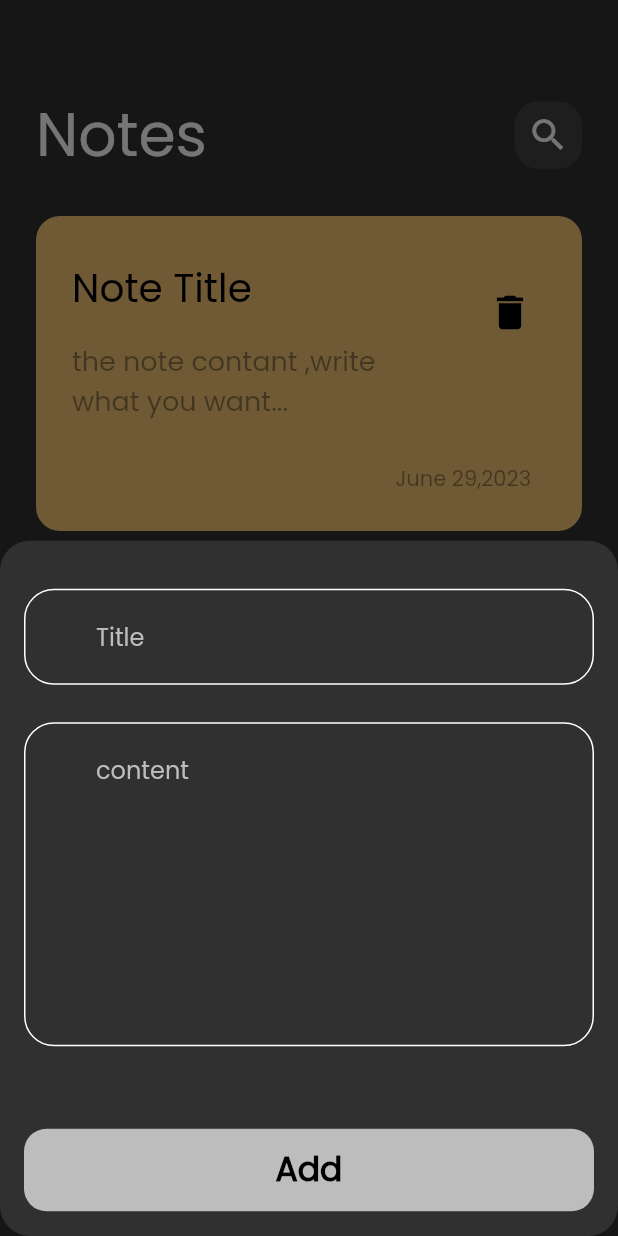
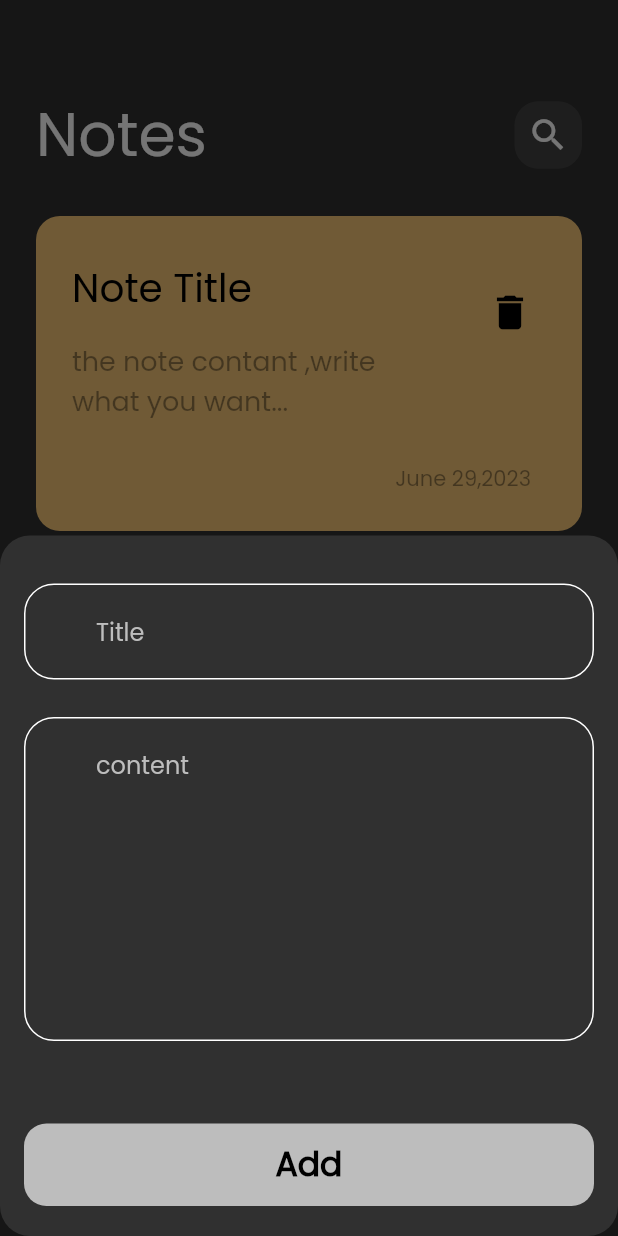
Before and after one commit to shehab-nabil/Notes_app, a Flutter app: the screen it shows after launch, after a tap on the "add" icon, on a phone screen of 412 x 824 dp. Run offline on Flutter 3.47's test engine with Material 2 defaults, Android fonts, the phone set to English and light mode, and no system bars; drawn by our look-alikes of modal_progress_hud_nsn; our stand-ins replace bloc, flutter_bloc, hive, hive_flutter; accounts and stored records are empty.

Commit message:
refactor addd note code

```diff
--- a/lib/bloc_observer.dart
+++ b/lib/bloc_observer.dart
@@ -1,16 +1,26 @@
-import 'package:bloc/bloc.dart';
 import 'package:flutter/rendering.dart';
+import 'package:flutter_bloc/flutter_bloc.dart';
 
 class MyBlocObserver extends BlocObserver {
   @override
+  void onCreate(BlocBase bloc) {
+    super.onCreate(bloc);
+    debugPrint('opened $bloc');
+  }
+
+  @override
+  void onClose(BlocBase<dynamic> bloc) {
+    super.onClose(bloc);
+    debugPrint('closed $bloc');
+  }
+
+  @override
   void onEvent(Bloc bloc, Object? event) {
     super.onEvent(bloc, event);
-    // TODO: implement onEvent
   }
 
   @override
   void onError(BlocBase bloc, Object error, StackTrace stackTrace) {
-    // TODO: implement onError
     super.onError(bloc, error, stackTrace);
   }
 
@@ -23,6 +33,5 @@ class MyBlocObserver extends BlocObserver {
   @override
   void onTransition(Bloc bloc, Transition transition) {
     super.onTransition(bloc, transition);
-    // TODO: implement onChange
   }
 }
--- a/lib/main.dart
+++ b/lib/main.dart
@@ -1,7 +1,6 @@
 import 'package:flutter/material.dart';
 import 'package:flutter_bloc/flutter_bloc.dart';
 import 'package:hive_flutter/adapters.dart';
-import 'package:notes_app/add_note_cubit/add_note_cubit.dart';
 import 'package:notes_app/bloc_observer.dart';
 import 'package:notes_app/constants.dart';
 import 'package:notes_app/views/notes_view.dart';
@@ -10,8 +9,8 @@ import 'models/note_model.dart';
 
 void main() async {
   await Hive.initFlutter();
+  Hive.registerAdapter(NoteModelAdapter());
   await Hive.openBox<NoteModel>(kNotesBox);
-  Hive.registerAdapter(NoteModelAdapter());
 
   Bloc.observer = MyBlocObserver();
 
@@ -23,18 +22,11 @@ class NoteApp extends StatelessWidget {
 
   @override
   Widget build(BuildContext context) {
-    return MultiBlocProvider(
-      providers: [
-        BlocProvider(
-          create: (context) => AddNoteCubit(),
-        ),
-      ],
-      child: MaterialApp(
-        debugShowCheckedModeBanner: false,
-        title: 'Flutter Demo',
-        theme: ThemeData(brightness: Brightness.dark, fontFamily: 'Poppins'),
-        home: const NoteView(),
-      ),
+    return MaterialApp(
+      debugShowCheckedModeBanner: false,
+      title: 'Flutter Demo',
+      theme: ThemeData(brightness: Brightness.dark, fontFamily: 'Poppins'),
+      home: const NoteView(),
     );
   }
 }
--- a/lib/views/notes_view.dart
+++ b/lib/views/notes_view.dart
@@ -11,6 +11,7 @@ class NoteView extends StatelessWidget {
       floatingActionButton: FloatingActionButton(
           onPressed: () {
             showModalBottomSheet(
+              isScrollControlled: true,
               shape: RoundedRectangleBorder(
                 borderRadius: BorderRadius.circular(20),
               ),
--- a/lib/views/widgets/add_note_bottom_sheet.dart
+++ b/lib/views/widgets/add_note_bottom_sheet.dart
@@ -1,6 +1,5 @@
 import 'package:flutter/material.dart';
 import 'package:flutter_bloc/flutter_bloc.dart';
-import 'package:modal_progress_hud_nsn/modal_progress_hud_nsn.dart';
 import 'package:notes_app/add_note_cubit/add_note_cubit.dart';
 
 import 'note_form.dart';
@@ -10,8 +9,8 @@ class CustomBottomSheet extends StatelessWidget {
 
   @override
   Widget build(BuildContext context) {
-    return Padding(
-      padding: const EdgeInsets.symmetric(horizontal: 16),
+    return BlocProvider(
+      create: (context) => AddNoteCubit(),
       child: BlocConsumer<AddNoteCubit, AddNoteState>(
         listener: (context, state) {
           if (state is AddNoteFailurerState) {
@@ -21,10 +20,17 @@ class CustomBottomSheet extends StatelessWidget {
           }
         },
         builder: (context, state) {
-          return ModalProgressHUD(
-            inAsyncCall: state is AddNoteloadingState ? true : false,
-            child: const SingleChildScrollView(child: AddNoteForm()),
-          );
+          return AbsorbPointer(
+              absorbing: state is AddNoteloadingState ? true : false,
+              child: Padding(
+                padding: EdgeInsets.only(
+                    left: 16.0,
+                    right: 16,
+                    bottom: MediaQuery.of(context).viewInsets.bottom),
+                child: const SingleChildScrollView(
+                  child: AddNoteForm(),
+                ),
+              ));
         },
       ),
     );
--- a/lib/views/widgets/custom_buttom.dart
+++ b/lib/views/widgets/custom_buttom.dart
@@ -10,7 +10,8 @@ class CustomCircularButtom extends StatelessWidget {
       this.backgroundColor = Colors.white,
       this.fontColor = Colors.white,
       this.radius = 10,
-      required this.onTap});
+      required this.onTap,
+      this.isLoading = false});
   final String label;
   final Color backgroundColor;
   final double height;
@@ -18,6 +19,7 @@ class CustomCircularButtom extends StatelessWidget {
   final Color fontColor;
   final double radius;
   final void Function() onTap;
+  final bool isLoading;
 
   @override
   Widget build(BuildContext context) {
@@ -30,7 +32,17 @@ class CustomCircularButtom extends StatelessWidget {
         ),
         width: width,
         height: height,
-        child: Center(
+        child: isLoading
+            ? const Center(
+                child: SizedBox(
+                  height: 25,
+                  width: 25,
+                  child: CircularProgressIndicator(
+                    color: Colors.black,
+                  ),
+                ),
+              )
+            : Center(
                 child: Text(
                 label,
                 style: TextStyle(
--- a/lib/views/widgets/note_form.dart
+++ b/lib/views/widgets/note_form.dart
@@ -56,7 +56,10 @@ class _AddNoteFormState extends State<AddNoteForm> {
           const SizedBox(
             height: 55,
           ),
-          CustomCircularButtom(
+          BlocBuilder<AddNoteCubit, AddNoteState>(
+            builder: (context, state) {
+              return CustomCircularButtom(
+                isLoading: state is AddNoteloadingState ? true : false,
                 width: MediaQuery.of(context).size.width,
                 height: 55,
                 label: 'Add',
@@ -77,6 +80,8 @@ class _AddNoteFormState extends State<AddNoteForm> {
                       noteColor: Colors.tealAccent.value);
                   BlocProvider.of<AddNoteCubit>(context).addNote(noteItem);
                 },
+              );
+            },
           ),
           const SizedBox(
             height: 20,
```
Lines whose indentation alone changed are shown as unchanged.
